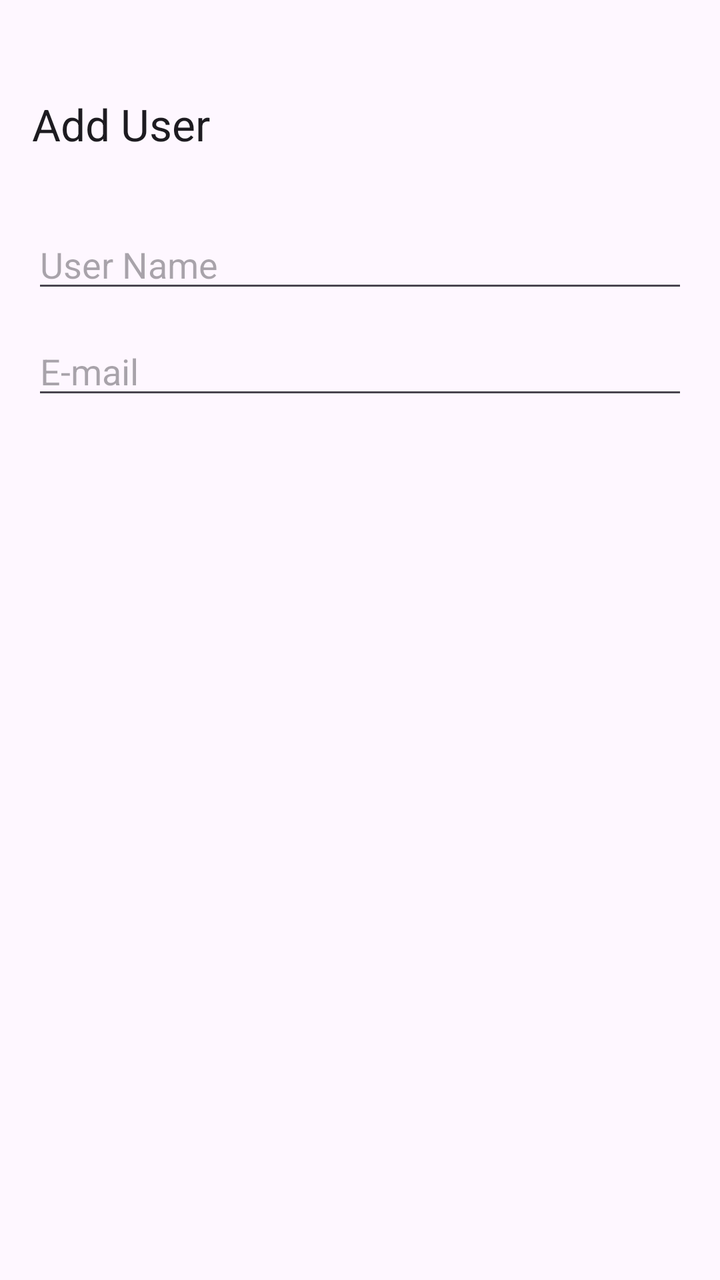
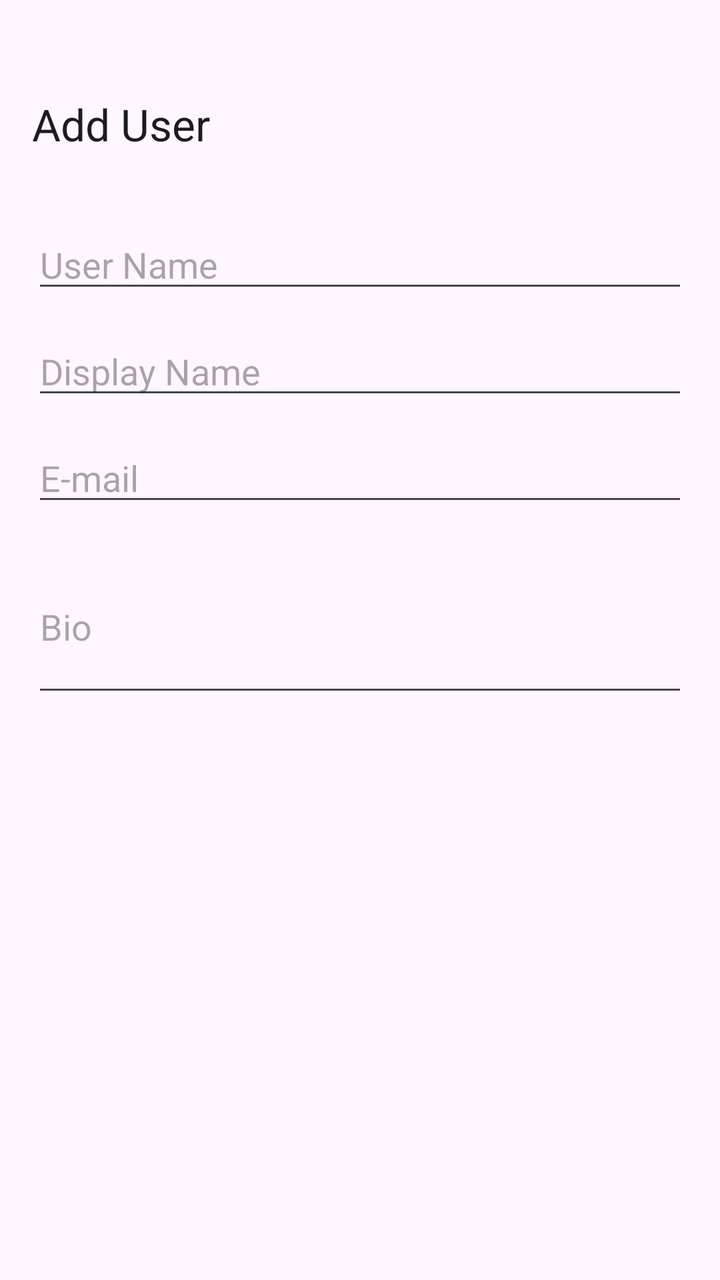

Two renders of the same Android screen: before a commit and after it. Below are the layout's source before the change and the commit's diff.
<!-- AndroidManifest.xml: application theme Theme.REVmeet -->
<!-- res/layout/activity_user.xml -->
<?xml version="1.0" encoding="utf-8"?>
<LinearLayout xmlns:android="http://schemas.android.com/apk/res/android"
    xmlns:app="http://schemas.android.com/apk/res-auto"
    android:layout_width="match_parent"
    android:layout_height="match_parent"
    android:orientation="vertical">

    
    
    <com.google.android.material.appbar.MaterialToolbar
        android:id="@+id/toolbarUser"
        android:layout_width="match_parent"
        android:layout_height="?attr/actionBarSize"
        android:layout_marginTop="30dp"
        app:title="@string/button_addUser"/>

    
    <ScrollView
        android:layout_width="match_parent"
        android:layout_height="match_parent">

        <LinearLayout
            android:layout_width="match_parent"
            android:layout_height="wrap_content"
            android:orientation="vertical"
            android:padding="16dp">

            
            <EditText
                android:id="@+id/userName"
                android:layout_width="match_parent"
                android:layout_height="wrap_content"
                android:hint="@string/userName"
                android:inputType="textPersonName|textCapWords" />

            
            <EditText
                android:id="@+id/userEmail"
                android:layout_width="match_parent"
                android:layout_height="wrap_content"
                android:layout_marginTop="12dp"
                android:hint="@string/userEmail"
                android:inputType="textEmailAddress" />

        </LinearLayout>
    </ScrollView>
</LinearLayout>
<!-- resources referenced by this layout -->
<resources>
  <string name="button_addUser">Add User</string>
  <string name="userEmail">E-mail</string>
  <string name="userName">User Name</string>
  <style name="Theme.REVmeet" parent="Base.Theme.REVmeet" />
  <style name="Base.Theme.REVmeet" parent="Theme.Material3.DayNight.NoActionBar">
          
          
      </style>
</resources>

<!-- the commit's change to res/layout/activity_user.xml (unified diff, before → after) -->
@@ -32,6 +32,14 @@
                 android:layout_height="wrap_content"
                 android:hint="@string/userName"
                 android:inputType="textPersonName|textCapWords" />
+            
+            <EditText
+                android:id="@+id/userDisplayName"
+                android:layout_width="match_parent"
+                android:layout_height="wrap_content"
+                android:layout_marginTop="12dp"
+                android:hint="@string/userDisplayName"
+                android:inputType="text" />
 
             
             <EditText
@@ -42,6 +50,18 @@
                 android:hint="@string/userEmail"
                 android:inputType="textEmailAddress" />
 
+            
+            <EditText
+                android:id="@+id/userBio"
+                android:layout_width="match_parent"
+                android:layout_height="wrap_content"
+                android:layout_marginTop="12dp"
+                android:hint="@string/userBio"
+                android:inputType="textCapSentences|textMultiLine"
+                android:minLines="3"/>
+
+
+
         </LinearLayout>
     </ScrollView>
 </LinearLayout>
<!-- resource entries referenced after the edit -->
@@ -1,12 +1,37 @@
 <!-- resources referenced by this layout -->
 <resources>
   <string name="button_addUser">Add User</string>
+  <string name="userBio">Bio</string>
+  <string name="userDisplayName">Display Name</string>
   <string name="userEmail">E-mail</string>
   <string name="userName">User Name</string>
   <style name="Theme.REVmeet" parent="Base.Theme.REVmeet" />
   <style name="Base.Theme.REVmeet" parent="Theme.Material3.DayNight.NoActionBar">
-          
-          
+          <item name="colorPrimary">#45206B</item>
+          <item name="colorOnPrimary">#494949</item>
+          <item name="colorPrimaryContainer">#7F748A</item>
+          <item name="colorOnPrimaryContainer">#241039</item>
+  
+          <item name="colorSecondary">#264A78</item>
+          <item name="colorOnSecondary">#DC52E2</item>
+          <item name="colorSecondaryContainer">#123F8A</item>
+          <item name="colorOnSecondaryContainer">#101F35</item>
+  
+          <item name="colorTertiary">#836E7A</item>
+          <item name="colorOnTertiary">#DB2D2D</item>
+          <item name="colorTertiaryContainer">#6D525F</item>
+          <item name="colorOnTertiaryContainer">#3B0A27</item>
+  
+          <item name="colorSurface">#FBEEFB</item>
+          <item name="colorOnSurface">#1D1A22</item>
+          <item name="colorSurfaceVariant">#2C2A2F</item>
+          <item name="colorOnSurfaceVariant">#494451</item>
+          <item name="colorOutline">#79717F</item>
+  
+          <item name="android:statusBarColor">#301747</item>
+          <item name="android:navigationBarColor">#FFFBFF</item>
+          <item name="android:windowLightStatusBar">false</item>
+          <item name="android:windowLightNavigationBar">true</item>
       </style>
 </resources>
 
